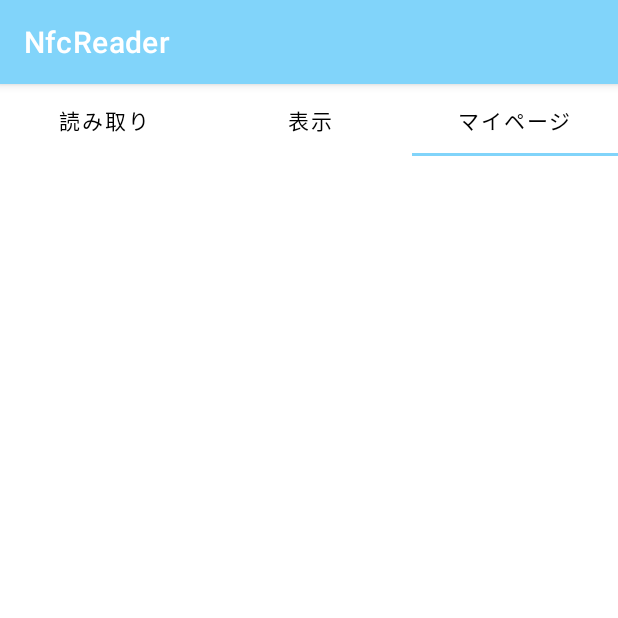
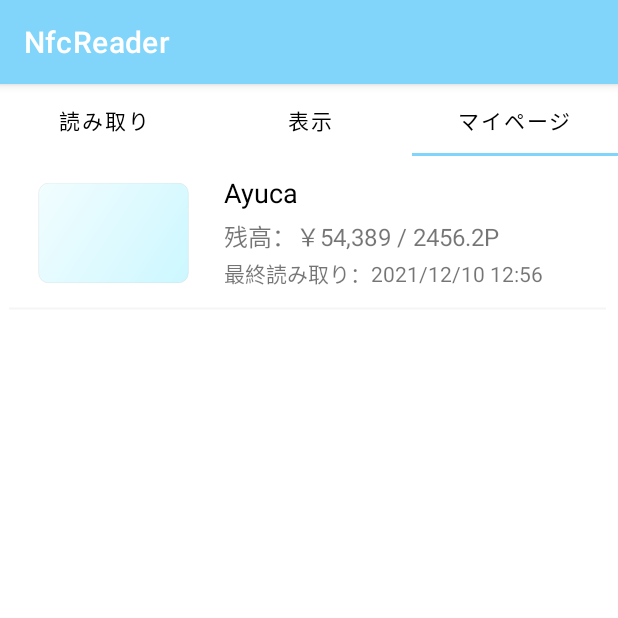
Before and after one commit to fumigoro/felica-wallet, an Android app: the screen it shows after launch (MainActivity), tab 3 chosen, on a phone screen of 412 x 824 dp, the top half of it. Run offline under Robolectric (Android 15) with nearby library versions, the phone set to English and light mode, and no system bars; 1 statement that could not run was skipped.

Commit message:
mypageを修正

```diff
--- a/app/src/main/java/com/example/y3033067/nfcreader/MainActivity.java
+++ b/app/src/main/java/com/example/y3033067/nfcreader/MainActivity.java
@@ -17,7 +17,6 @@ import android.nfc.tech.NfcF;
 import android.os.Build;
 import android.os.Bundle;
 import android.util.Log;
-import android.view.LayoutInflater;
 import android.view.View;
 import android.widget.ImageView;
 import android.widget.TextView;
@@ -261,6 +260,7 @@ public class MainActivity extends AppCompatActivity {
                     line,historyView[i],context);
         }
 
+
         return historyUI;
     }
 }
--- a/app/src/main/res/layout/fragment_mypage.xml
+++ b/app/src/main/res/layout/fragment_mypage.xml
@@ -20,7 +20,7 @@
                 layout="@layout/fragment_card_summary"
                 android:layout_width="match_parent"
                 android:layout_height="110dp"
-                android:visibility="gone"
+                android:visibility="visible"
                 />
             <include
                 android:id="@+id/mycard_campuspay"
```
